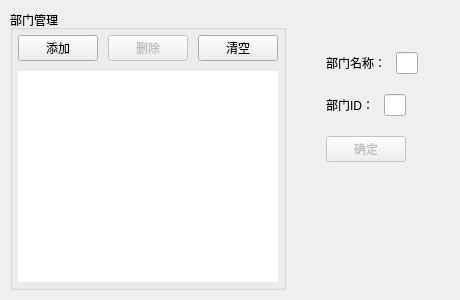
Qt form QueueConfigurator/TagPage/DepartmentSetting/qqueuedepartmentsetting.ui (ffjiangMr/Qt) before a commit.
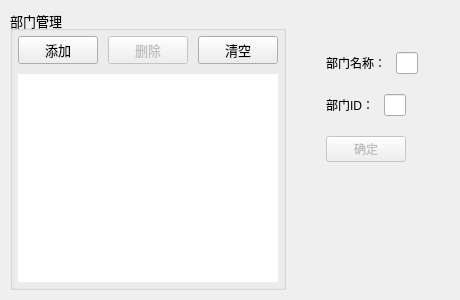
The same form after that commit. Custom widgets are drawn as their Qt base class.

What changed in the file:
```diff
--- a/QueueConfigurator/TagPage/DepartmentSetting/qqueuedepartmentsetting.ui
+++ b/QueueConfigurator/TagPage/DepartmentSetting/qqueuedepartmentsetting.ui
@@ -48,6 +48,11 @@
      </property>
      <item>
       <widget class="QGroupBox" name="groupBox_15">
+       <property name="font">
+        <font>
+         <pointsize>10</pointsize>
+        </font>
+       </property>
        <property name="title">
         <string>部门管理</string>
        </property>
```
